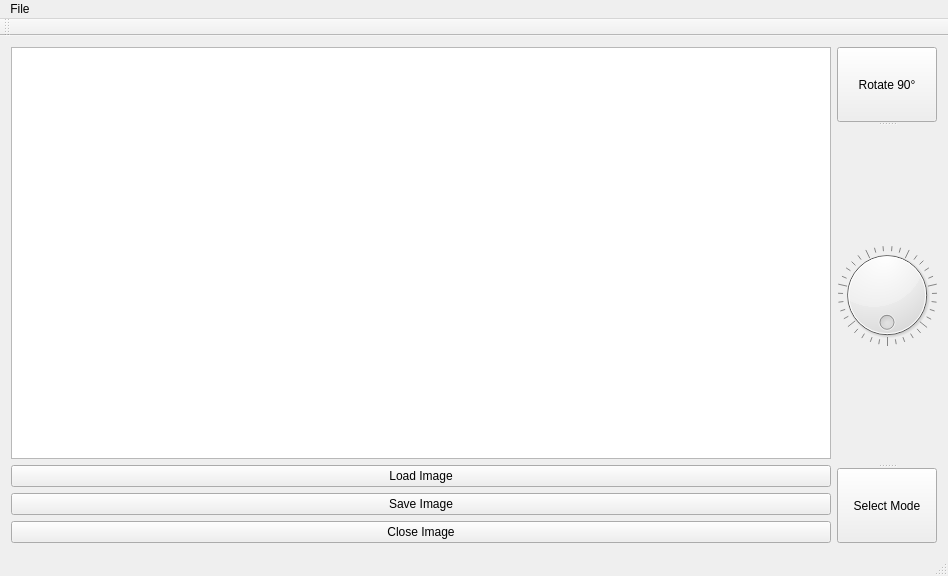
brettalcox/ImageViewer, file image.ui: the form before one commit.
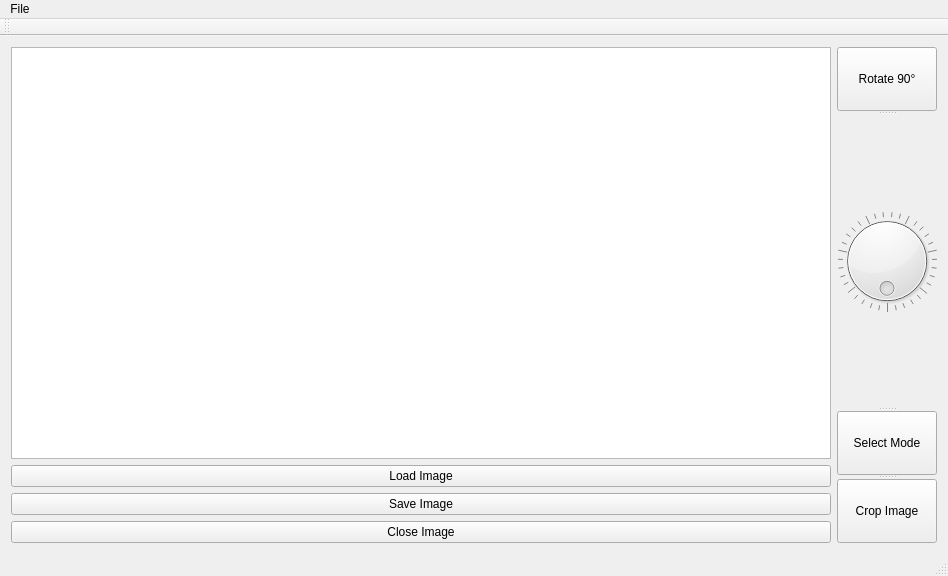
The form after the commit.

Commit message: added a basic cropping function which crops based on the current view of QGraphicsView

```diff
--- a/image.ui
+++ b/image.ui
@@ -116,6 +116,11 @@
         <string>Select Mode</string>
        </property>
       </widget>
+      <widget class="QPushButton" name="pushButton">
+       <property name="text">
+        <string>Crop Image</string>
+       </property>
+      </widget>
      </widget>
     </item>
    </layout>
```
Left out of the diff: 8 changed lines with no effect on the pictures. The commit also changes 3 other files.
